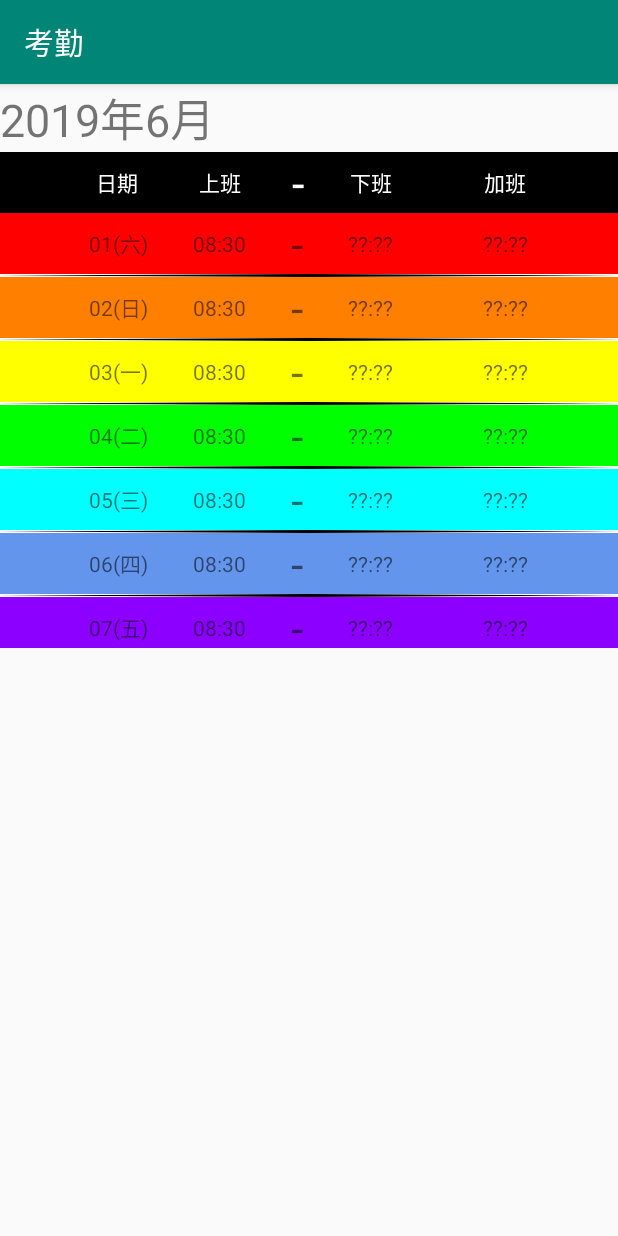
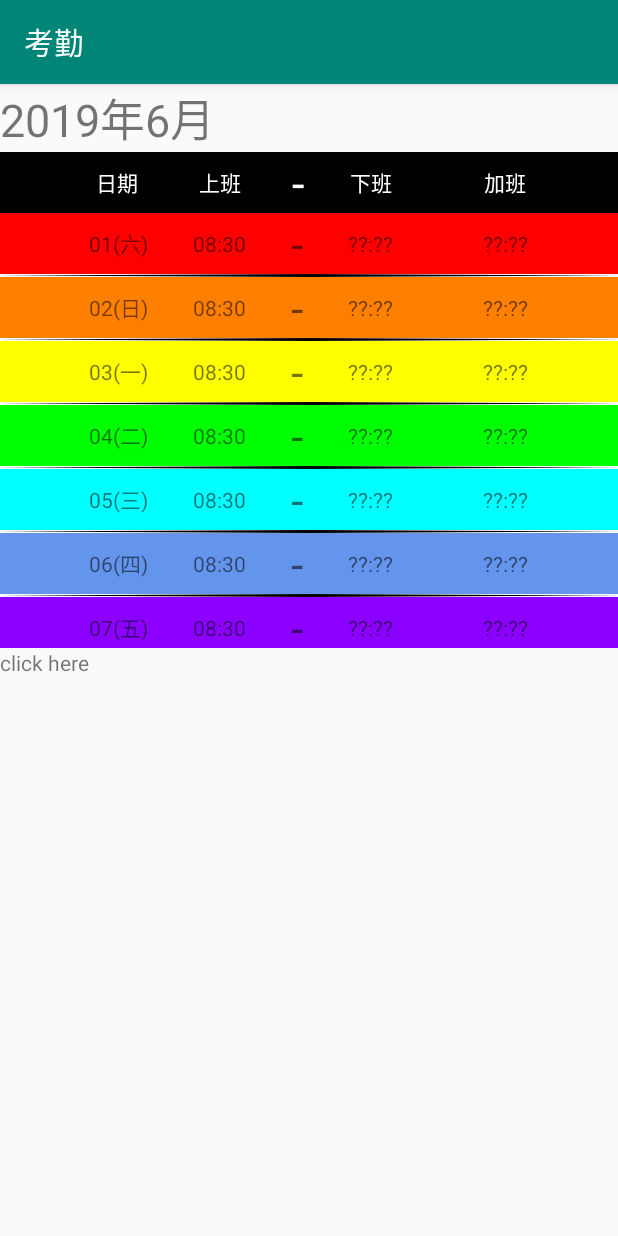
Before and after one commit to Ace820/kaoqin, an Android app: the screen it shows after launch (MainActivity), on a phone screen of 412 x 824 dp. Run offline under Robolectric (Android 15) with nearby library versions, the phone set to English and light mode, and no system bars; network calls fail.

Commit message:
Add bus track function

```diff
--- a/app/build.gradle
+++ b/app/build.gradle
@@ -11,12 +11,13 @@ android {
     }
     compileSdkVersion 29
     buildToolsVersion "29.0.0"
+    useLibrary 'org.apache.http.legacy'
     defaultConfig {
         applicationId "com.zhangche.kaoqin"
         minSdkVersion 26
         targetSdkVersion 29
-        versionCode 5
-        versionName "3.2"
+        versionCode 6
+        versionName "4.0"
         testInstrumentationRunner "androidx.test.runner.AndroidJUnitRunner"
         signingConfig signingConfigs.release
     }
--- a/app/src/main/AndroidManifest.xml
+++ b/app/src/main/AndroidManifest.xml
@@ -1,6 +1,9 @@
 <?xml version="1.0" encoding="utf-8"?>
 <manifest xmlns:android="http://schemas.android.com/apk/res/android"
     package="com.zhangche.kaoqin">
+
+    <uses-permission android:name="android.permission.INTERNET" />
+    <uses-permission android:name="android.permission.ACCESS_NETWORK_STATE" />
 
     <application
         android:allowBackup="true"
@@ -8,6 +11,7 @@
         android:label="@string/app_name"
         android:roundIcon="@mipmap/ic_launcher_round"
         android:supportsRtl="true"
+        android:networkSecurityConfig="@xml/network_security_config"
         android:theme="@style/AppTheme">
         <activity android:name=".MainActivity">
             <intent-filter>
--- /dev/null
+++ b/app/src/main/java/com/zhangche/kaoqin/GetBusGpsData.java
@@ -0,0 +1,154 @@
+package com.zhangche.kaoqin;
+
+import android.os.Handler;
+import android.os.Message;
+import android.util.Log;
+
+import org.apache.http.HttpResponse;
+
+import org.apache.http.client.methods.HttpGet;
+import org.apache.http.impl.client.DefaultHttpClient;
+import org.apache.http.util.EntityUtils;
+
+import java.util.regex.Matcher;
+import java.util.regex.Pattern;
+
+
+public class GetBusGpsData {
+    final String TAG = "zhangche";
+    String company2Home  = "http://www.bjbus.com/home/ajax_rtbus_data.php?act=busTime&selBLine=523&selBDir=5074871549194769576&selBStop=4";
+    String home2Company  = "http://www.bjbus.com/home/ajax_rtbus_data.php?act=busTime&selBLine=523&selBDir=5592193305562839972&selBStop=9";
+    public boolean isGoHome = false;
+    public boolean need_exit = false;
+    String[] tagList = {
+            "<[.[^>]]*>",
+            " ",
+    };
+    String[] home2CompanyStations = {
+           "科创十六街",
+           "科创十五街",
+           "科创十四街",
+           "经海三路",
+           "科创十三街",
+           "地铁经海路站",
+           "经海五路",
+           "经海七路",
+           "定海园",
+           "科创九街",
+           "生物医药园西",
+           "科创六街",
+           "经海二路",
+           "荣京东街东口",
+           "永昌北路",
+           "永昌中路北口",
+           "兴盛街西口",
+           "地铁荣京东街",
+    };
+    String[] company2HomeStations = {
+           "地铁荣京东街",
+           "永昌北路",
+           "荣京东街东口",
+           "经海二路",
+           "科创六街",
+           "生物医药园西",
+           "科创九街",
+           "定海园",
+           "经海七路",
+           "经海五路",
+           "地铁经海路站",
+           "科创十三街",
+           "经海三路",
+           "科创十四街",
+           "科创十五街",
+           "科创十六街",
+    };
+    Handler mHandler;
+    int[] busData = {0,0,0};
+    public GetBusGpsData(Handler handler) {
+        mHandler = handler;
+    }
+    public void run() {
+        new Thread() {
+            @Override
+            public void run() {
+                try {
+                    while (true) {
+                        if (need_exit)
+                            break;
+                        getData();
+                        Thread.sleep(5000);
+                    }
+                } catch (Exception e) {
+                    e.printStackTrace();
+                }
+            }
+        }.start();
+    }
+
+    public void getData() throws Exception {
+        HttpGet httpget = new HttpGet(isGoHome ? company2Home : home2Company);
+        HttpResponse httpresponse;
+
+        httpresponse = new DefaultHttpClient().execute(httpget);
+        if (httpresponse.getStatusLine().getStatusCode() == 200) {
+
+            String s = unicodeToString(EntityUtils.toString(httpresponse.getEntity()));
+            String s1 = s.replaceAll("&nbsp","");
+            s = s1.replace("><div",">\n<div");
+            String[] temp = s.split("\n");
+            for (String str :temp) {
+                if (str.contains("分段计价"))
+                    s = str;
+            }
+            parseBus(removeTags(s));
+            Log.d(TAG,removeTags(s));
+        }
+    }
+    public String getCurrentStation() {
+        if (busData[1] == 0)
+            return "暂时没车";
+        if (isGoHome)
+            return company2HomeStations[3 - busData[1]];
+        else
+            return home2CompanyStations[8 - busData[1]];
+    }
+    public static String unicodeToString(String str) {
+        Pattern pattern = Pattern.compile("(\\\\u(\\p{XDigit}{4}))");
+        Matcher matcher = pattern.matcher(str);
+        char ch;
+        while (matcher.find()) {
+            ch = (char) Integer.parseInt(matcher.group(2), 16);
+            str = str.replace(matcher.group(1), ch+"" );
+        }
+        return str;
+    }
+    private String removeTags(String str) {
+        String temp = str;
+        for (String tag:tagList)
+            temp = temp.replaceAll(tag,"");
+        return temp;
+    }
+    private void parseBus(String record) {
+        Double len = 0.0;
+        String[] strs = record.split(";");
+        Log.d(TAG,"" + strs.length);
+        int size = strs.length;
+        if (size < 5) {
+            busData[0] = 0;
+            busData[1] = 0;
+            busData[2] = 0;
+        } else {
+            busData[0] = Integer.parseInt(strs[size - 2]);
+            busData[1] = Integer.parseInt(strs[size - 6]);
+            len = Double.parseDouble(strs[size - 4]);
+            if (strs[size - 3].startsWith("公里"))
+                len *= 1000;
+
+            busData[2] = len.intValue();
+        }
+        Message message = mHandler.obtainMessage();
+        message.obj = busData;
+        mHandler.sendMessage(message);
+        Log.d(TAG,"Time is " + busData[0] + ",station is " + busData[1] + ",length is " + busData[2]);
+    }
+}
--- a/app/src/main/java/com/zhangche/kaoqin/MainActivity.java
+++ b/app/src/main/java/com/zhangche/kaoqin/MainActivity.java
@@ -1,5 +1,6 @@
 package com.zhangche.kaoqin;
 
+import androidx.annotation.NonNull;
 import androidx.appcompat.app.AppCompatActivity;
 
 import android.app.AlertDialog;
@@ -7,6 +8,8 @@ import android.app.DatePickerDialog;
 import android.content.DialogInterface;
 import android.graphics.drawable.GradientDrawable;
 import android.os.Bundle;
+import android.os.Handler;
+import android.os.Message;
 import android.text.Layout;
 import android.util.Log;
 import android.view.Gravity;
@@ -20,6 +23,7 @@ import android.widget.TextView;
 
 import java.text.SimpleDateFormat;
 import java.util.Calendar;
+import java.util.GregorianCalendar;
 import java.util.Locale;
 import java.util.regex.Matcher;
 
@@ -33,6 +37,8 @@ public class MainActivity extends AppCompatActivity {
     TextView monthInfo;
     LinearLayout mainLayout;
     LinearLayout list_title;
+    GetBusGpsData getBusGpsData;
+    Handler handler;
     @Override
     protected void onCreate(Bundle savedInstanceState) {
         super.onCreate(savedInstanceState);
@@ -50,6 +56,41 @@ public class MainActivity extends AppCompatActivity {
         });
 
         reDrawViews();
+        final TextView textView = findViewById(R.id.info_show);
+        handler = new Handler() {
+            @Override
+            public void handleMessage(@NonNull Message msg) {
+                super.handleMessage(msg);
+                int[] busData = (int[]) msg.obj;
+                textView.setText("到站时间：" + busData[0] + "分钟\n");
+                textView.append("当前方向：" + (getBusGpsData.isGoHome ? "回家" :"去公司") + "\n");
+                textView.append("距离本站站点：" + busData[1] + "站\n");
+                textView.append("距离本站距离：" + busData[2] + "米\n");
+                textView.append("当前站点：" + getBusGpsData.getCurrentStation() + "\n");
+            }
+        };
+        getBusGpsData = new GetBusGpsData(handler);
+        GregorianCalendar ca = new GregorianCalendar();
+        getBusGpsData.isGoHome = (ca.get(GregorianCalendar.AM_PM) == 1);
+        textView.setOnClickListener(new View.OnClickListener() {
+            @Override
+            public void onClick(View view) {
+                getBusGpsData.isGoHome = !getBusGpsData.isGoHome;
+                textView.setText("当前方向：" + (getBusGpsData.isGoHome ? "回家" :"去公司") + "\n");
+            }
+        });
+    }
+
+    @Override
+    protected void onResume() {
+        super.onResume();
+        getBusGpsData.run();
+    }
+
+    @Override
+    protected void onPause() {
+        super.onPause();
+        getBusGpsData.need_exit = true;
     }
 
     private void reDrawViews() {
--- a/app/src/main/res/layout/activity_main.xml
+++ b/app/src/main/res/layout/activity_main.xml
@@ -47,4 +47,10 @@
 
         </LinearLayout>
     </ScrollView>
+    <TextView
+        android:layout_width="wrap_content"
+        android:layout_height="wrap_content"
+        app:layout_constraintTop_toBottomOf="@+id/scrollView2"
+        android:text="click here"
+        android:id="@+id/info_show"/>
 </androidx.constraintlayout.widget.ConstraintLayout>
--- /dev/null
+++ b/app/src/main/res/xml/network_security_config.xml
@@ -0,0 +1,4 @@
+<?xml version="1.0" encoding="utf-8"?>
+<network-security-config>
+    <base-config cleartextTrafficPermitted="true" />
+</network-security-config>
```
Lines whose indentation alone changed are shown as unchanged.
